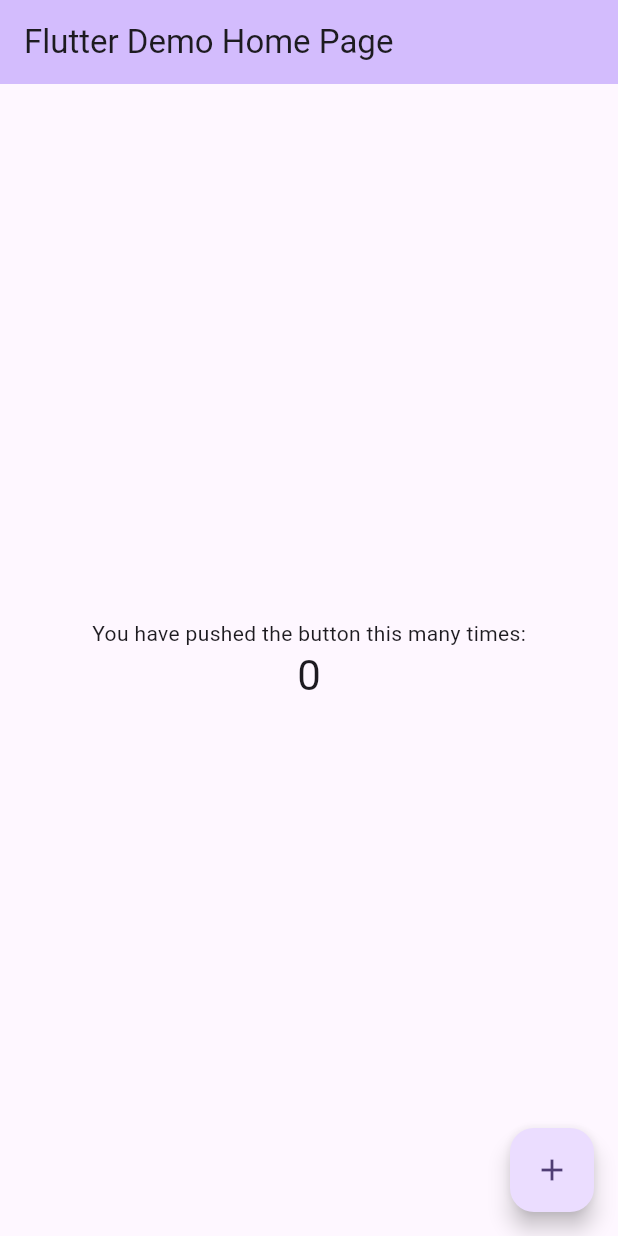
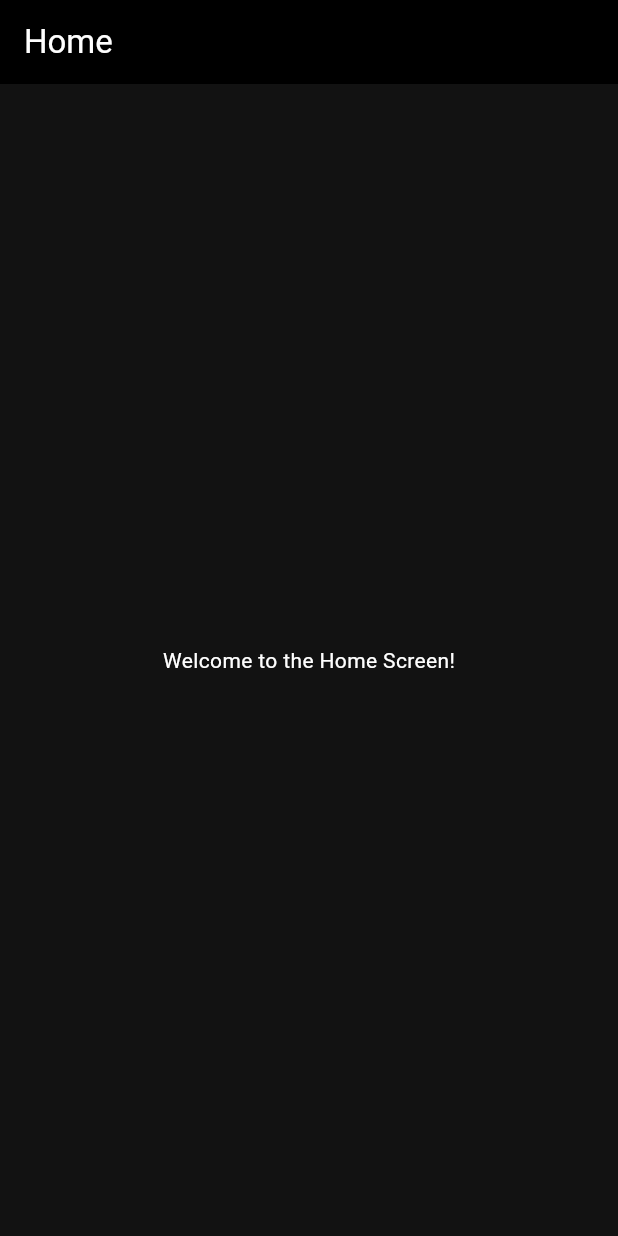
Before and after one commit to cyedhussain/thread_social_app, a Flutter app: the screen it shows after launch, on a phone screen of 412 x 824 dp. Run offline on Flutter 3.47's test engine with Material 3 defaults, Android fonts, the phone set to English and light mode, and no system bars.

Commit message:
set up theme

```diff
--- a/lib/main.dart
+++ b/lib/main.dart
@@ -1,4 +1,6 @@
 import 'package:flutter/material.dart';
+import 'package:thread_social_app/themes/theme.dart';
+import 'package:thread_social_app/views/home.dart';
 
 void main() {
   runApp(const MyApp());
@@ -12,111 +14,8 @@ class MyApp extends StatelessWidget {
   Widget build(BuildContext context) {
     return MaterialApp(
       title: 'Flutter Demo',
-      theme: ThemeData(
-        // This is the theme of your application.
-        //
-        // TRY THIS: Try running your application with "flutter run". You'll see
-        // the application has a purple toolbar. Then, without quitting the app,
-        // try changing the seedColor in the colorScheme below to Colors.green
-        // and then invoke "hot reload" (save your changes or press the "hot
-        // reload" button in a Flutter-supported IDE, or press "r" if you used
-        // the command line to start the app).
-        //
-        // Notice that the counter didn't reset back to zero; the application
-        // state is not lost during the reload. To reset the state, use hot
-        // restart instead.
-        //
-        // This works for code too, not just values: Most code changes can be
-        // tested with just a hot reload.
-        colorScheme: .fromSeed(seedColor: Colors.deepPurple),
-      ),
-      home: const MyHomePage(title: 'Flutter Demo Home Page'),
+      theme: theme,
+      home: const HomeScreen(),
     );
   }
 }
-
-class MyHomePage extends StatefulWidget {
-  const MyHomePage({super.key, required this.title});
-
-  // This widget is the home page of your application. It is stateful, meaning
-  // that it has a State object (defined below) that contains fields that affect
-  // how it looks.
-
-  // This class is the configuration for the state. It holds the values (in this
-  // case the title) provided by the parent (in this case the App widget) and
-  // used by the build method of the State. Fields in a Widget subclass are
-  // always marked "final".
-
-  final String title;
-
-  @override
-  State<MyHomePage> createState() => _MyHomePageState();
-}
-
-class _MyHomePageState extends State<MyHomePage> {
-  int _counter = 0;
-
-  void _incrementCounter() {
-    setState(() {
-      // This call to setState tells the Flutter framework that something has
-      // changed in this State, which causes it to rerun the build method below
-      // so that the display can reflect the updated values. If we changed
-      // _counter without calling setState(), then the build method would not be
-      // called again, and so nothing would appear to happen.
-      _counter++;
-    });
-  }
-
-  @override
-  Widget build(BuildContext context) {
-    // This method is rerun every time setState is called, for instance as done
-    // by the _incrementCounter method above.
-    //
-    // The Flutter framework has been optimized to make rerunning build methods
-    // fast, so that you can just rebuild anything that needs updating rather
-    // than having to individually change instances of widgets.
-    return Scaffold(
-      appBar: AppBar(
-        // TRY THIS: Try changing the color here to a specific color (to
-        // Colors.amber, perhaps?) and trigger a hot reload to see the AppBar
-        // change color while the other colors stay the same.
-        backgroundColor: Theme.of(context).colorScheme.inversePrimary,
-        // Here we take the value from the MyHomePage object that was created by
-        // the App.build method, and use it to set our appbar title.
-        title: Text(widget.title),
-      ),
-      body: Center(
-        // Center is a layout widget. It takes a single child and positions it
-        // in the middle of the parent.
-        child: Column(
-          // Column is also a layout widget. It takes a list of children and
-          // arranges them vertically. By default, it sizes itself to fit its
-          // children horizontally, and tries to be as tall as its parent.
-          //
-          // Column has various properties to control how it sizes itself and
-          // how it positions its children. Here we use mainAxisAlignment to
-          // center the children vertically; the main axis here is the vertical
-          // axis because Columns are vertical (the cross axis would be
-          // horizontal).
-          //
-          // TRY THIS: Invoke "debug painting" (choose the "Toggle Debug Paint"
-          // action in the IDE, or press "p" in the console), to see the
-          // wireframe for each widget.
-          mainAxisAlignment: .center,
-          children: [
-            const Text('You have pushed the button this many times:'),
-            Text(
-              '$_counter',
-              style: Theme.of(context).textTheme.headlineMedium,
-            ),
-          ],
-        ),
-      ),
-      floatingActionButton: FloatingActionButton(
-        onPressed: _incrementCounter,
-        tooltip: 'Increment',
-        child: const Icon(Icons.add),
-      ),
-    );
-  }
-}
--- /dev/null
+++ b/lib/themes/theme.dart
@@ -0,0 +1,21 @@
+// ignore_for_file: deprecated_member_use
+
+import 'package:flutter/material.dart';
+
+final ThemeData theme = ThemeData(
+  useMaterial3: true,
+  appBarTheme: const AppBarTheme(
+    backgroundColor: Colors.black,
+    elevation: 0.0,
+    surfaceTintColor: Colors.black,
+  ),
+  brightness: Brightness.dark,
+  colorScheme: const ColorScheme.dark(
+    brightness: Brightness.dark,
+    background: Colors.black,
+    onBackground: Colors.white,
+    primary: Colors.white,
+    onPrimary: Colors.black,
+    surfaceTint: Colors.black12
+  )
+);
--- /dev/null
+++ b/lib/views/home.dart
@@ -0,0 +1,17 @@
+import 'package:flutter/material.dart';
+
+class HomeScreen extends StatelessWidget {
+  const HomeScreen({super.key});
+
+  @override
+  Widget build(BuildContext context) {
+    return Scaffold(
+      appBar: AppBar(
+        title: Text('Home'),
+      ),
+      body: Center(
+        child: Text('Welcome to the Home Screen!'),
+      ),
+    );
+  }
+}
```
